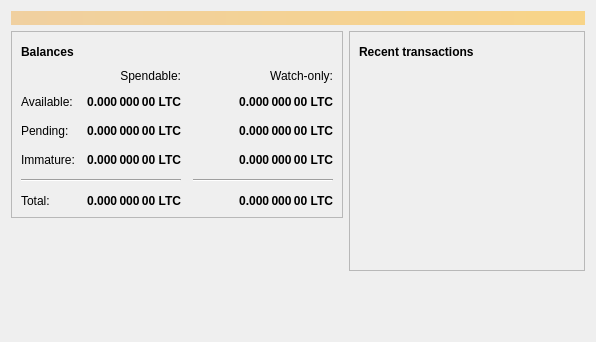
First picture: the form in src/qt/forms/overviewpage.ui, repository guestroot/SPX, before the edit.
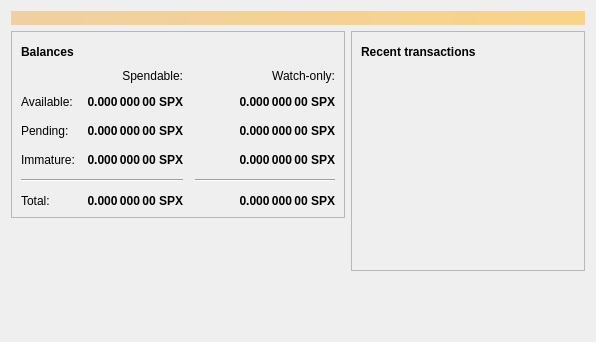
Second picture: the form after the edit. Icons and pictures are not drawn.

What changed in the file:
```diff
--- a/src/qt/forms/overviewpage.ui
+++ b/src/qt/forms/overviewpage.ui
@@ -129,7 +129,7 @@
                <string>Unconfirmed transactions to watch-only addresses</string>
               </property>
               <property name="text">
-               <string notr="true">0.000 000 00 LTC</string>
+               <string notr="true">0.000 000 00 SPX</string>
               </property>
               <property name="alignment">
                <set>Qt::AlignRight|Qt::AlignTrailing|Qt::AlignVCenter</set>
@@ -154,7 +154,7 @@
                <string>Total of transactions that have yet to be confirmed, and do not yet count toward the spendable balance</string>
               </property>
               <property name="text">
-               <string notr="true">0.000 000 00 LTC</string>
+               <string notr="true">0.000 000 00 SPX</string>
               </property>
               <property name="alignment">
                <set>Qt::AlignRight|Qt::AlignTrailing|Qt::AlignVCenter</set>
@@ -179,7 +179,7 @@
                <string>Mined balance in watch-only addresses that has not yet matured</string>
               </property>
               <property name="text">
-               <string notr="true">0.000 000 00 LTC</string>
+               <string notr="true">0.000 000 00 SPX</string>
               </property>
               <property name="alignment">
                <set>Qt::AlignRight|Qt::AlignTrailing|Qt::AlignVCenter</set>
@@ -237,7 +237,7 @@
                <string>Mined balance that has not yet matured</string>
               </property>
               <property name="text">
-               <string notr="true">0.000 000 00 LTC</string>
+               <string notr="true">0.000 000 00 SPX</string>
               </property>
               <property name="alignment">
                <set>Qt::AlignRight|Qt::AlignTrailing|Qt::AlignVCenter</set>
@@ -282,7 +282,7 @@
                <string>Your current total balance</string>
               </property>
               <property name="text">
-               <string notr="true">0.000 000 00 LTC</string>
+               <string notr="true">0.000 000 00 SPX</string>
               </property>
               <property name="alignment">
                <set>Qt::AlignRight|Qt::AlignTrailing|Qt::AlignVCenter</set>
@@ -307,7 +307,7 @@
                <string>Current total balance in watch-only addresses</string>
               </property>
               <property name="text">
-               <string notr="true">0.000 000 00 LTC</string>
+               <string notr="true">0.000 000 00 SPX</string>
               </property>
               <property name="alignment">
                <set>Qt::AlignRight|Qt::AlignTrailing|Qt::AlignVCenter</set>
@@ -349,7 +349,7 @@
                <string>Your current spendable balance</string>
               </property>
               <property name="text">
-               <string notr="true">0.000 000 00 LTC</string>
+               <string notr="true">0.000 000 00 SPX</string>
               </property>
               <property name="alignment">
                <set>Qt::AlignRight|Qt::AlignTrailing|Qt::AlignVCenter</set>
@@ -374,7 +374,7 @@
                <string>Your current balance in watch-only addresses</string>
               </property>
               <property name="text">
-               <string notr="true">0.000 000 00 LTC</string>
+               <string notr="true">0.000 000 00 SPX</string>
               </property>
               <property name="alignment">
                <set>Qt::AlignRight|Qt::AlignTrailing|Qt::AlignVCenter</set>
```
Left out of the diff: 4 changed lines with no effect on the pictures.
